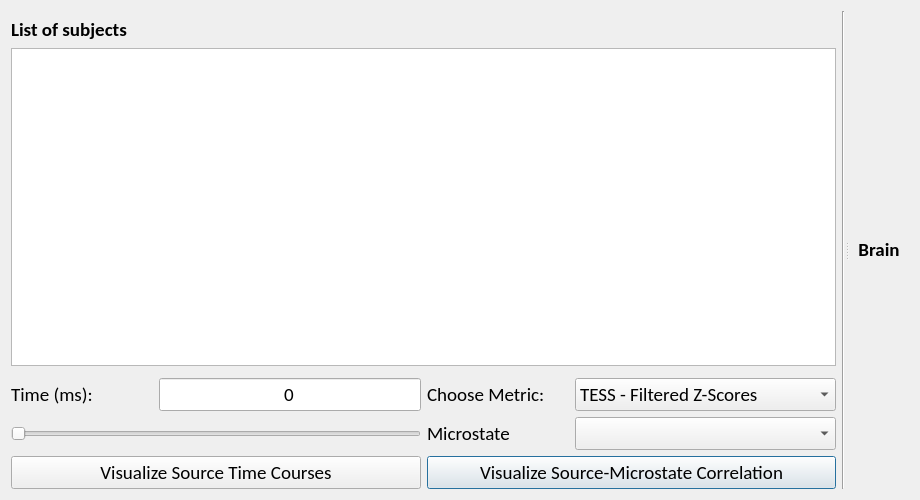
First picture: the form in EEG_COMET/ui/SourceVisualizationWindow.ui, repository eeg-comet/eeg-comet, before the edit.
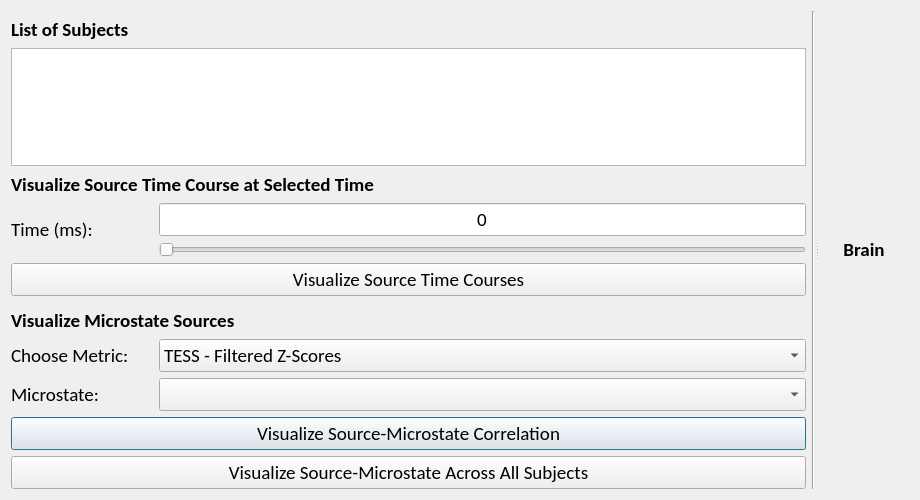
Second picture: the form after the edit.

Commit message: improved source localization

Diff of the .ui file:
```diff
--- a/EEG_COMET/ui/SourceVisualizationWindow.ui
+++ b/EEG_COMET/ui/SourceVisualizationWindow.ui
@@ -43,66 +43,134 @@
        </font>
       </property>
       <layout class="QGridLayout" name="gridLayout_3">
-       <item row="0" column="1" rowspan="5">
-        <widget class="Line" name="line">
-         <property name="font">
-          <font>
-           <pointsize>14</pointsize>
-          </font>
-         </property>
-         <property name="orientation">
-          <enum>Qt::Vertical</enum>
-         </property>
-        </widget>
-       </item>
-       <item row="2" column="0">
-        <widget class="QListWidget" name="subjects_list">
-         <property name="sizePolicy">
-          <sizepolicy hsizetype="MinimumExpanding" vsizetype="Expanding">
-           <horstretch>0</horstretch>
-           <verstretch>0</verstretch>
-          </sizepolicy>
-         </property>
-         <property name="font">
-          <font>
-           <pointsize>14</pointsize>
-           <italic>true</italic>
-          </font>
-         </property>
-         <property name="selectionMode">
-          <enum>QAbstractItemView::MultiSelection</enum>
-         </property>
-        </widget>
-       </item>
-       <item row="1" column="0">
-        <widget class="QLabel" name="label_2">
-         <property name="font">
-          <font>
-           <weight>75</weight>
-           <bold>true</bold>
-          </font>
-         </property>
-         <property name="text">
-          <string>List of subjects</string>
-         </property>
-        </widget>
-       </item>
-       <item row="4" column="0">
+       <item row="3" column="0">
         <layout class="QGridLayout" name="gridLayout_2">
-         <item row="1" column="2">
-          <widget class="QLabel" name="microstate_label">
+         <item row="4" column="0" colspan="2">
+          <widget class="Line" name="line_2">
            <property name="sizePolicy">
+            <sizepolicy hsizetype="Preferred" vsizetype="Preferred">
+             <horstretch>0</horstretch>
+             <verstretch>0</verstretch>
+            </sizepolicy>
+           </property>
+           <property name="orientation">
+            <enum>Qt::Horizontal</enum>
+           </property>
+          </widget>
+         </item>
+         <item row="8" column="0" colspan="2">
+          <widget class="QPushButton" name="show_microstate_sources_button">
+           <property name="sizePolicy">
             <sizepolicy hsizetype="Preferred" vsizetype="Maximum">
              <horstretch>0</horstretch>
              <verstretch>0</verstretch>
             </sizepolicy>
            </property>
+           <property name="font">
+            <font>
+             <pointsize>14</pointsize>
+            </font>
+           </property>
            <property name="text">
-            <string>Microstate</string>
+            <string>Visualize Source-Microstate Correlation</string>
            </property>
           </widget>
          </item>
-         <item row="1" column="3">
+         <item row="0" column="0" colspan="2">
+          <widget class="QLabel" name="stc_label">
+           <property name="font">
+            <font>
+             <weight>75</weight>
+             <bold>true</bold>
+            </font>
+           </property>
+           <property name="text">
+            <string>Visualize Source Time Course at Selected Time</string>
+           </property>
+          </widget>
+         </item>
+         <item row="9" column="0" colspan="2">
+          <widget class="QPushButton" name="show_all_microstate_sources_button">
+           <property name="sizePolicy">
+            <sizepolicy hsizetype="Preferred" vsizetype="Maximum">
+             <horstretch>0</horstretch>
+             <verstretch>0</verstretch>
+            </sizepolicy>
+           </property>
+           <property name="font">
+            <font>
+             <pointsize>14</pointsize>
+            </font>
+           </property>
+           <property name="text">
+            <string>Visualize Source-Microstate Across All Subjects</string>
+           </property>
+          </widget>
+         </item>
+         <item row="3" column="0" colspan="2">
+          <widget class="QPushButton" name="show_stc_button">
+           <property name="sizePolicy">
+            <sizepolicy hsizetype="Preferred" vsizetype="Maximum">
+             <horstretch>0</horstretch>
+             <verstretch>0</verstretch>
+            </sizepolicy>
+           </property>
+           <property name="font">
+            <font>
+             <pointsize>14</pointsize>
+            </font>
+           </property>
+           <property name="text">
+            <string>Visualize Source Time Courses</string>
+           </property>
+          </widget>
+         </item>
+         <item row="2" column="1">
+          <widget class="QSlider" name="stc_time_slider">
+           <property name="sizePolicy">
+            <sizepolicy hsizetype="Preferred" vsizetype="Preferred">
+             <horstretch>0</horstretch>
+             <verstretch>0</verstretch>
+            </sizepolicy>
+           </property>
+           <property name="orientation">
+            <enum>Qt::Horizontal</enum>
+           </property>
+          </widget>
+         </item>
+         <item row="1" column="0" rowspan="2">
+          <widget class="QLabel" name="stc_time_label">
+           <property name="sizePolicy">
+            <sizepolicy hsizetype="Preferred" vsizetype="Maximum">
+             <horstretch>0</horstretch>
+             <verstretch>0</verstretch>
+            </sizepolicy>
+           </property>
+           <property name="maximumSize">
+            <size>
+             <width>142</width>
+             <height>16777215</height>
+            </size>
+           </property>
+           <property name="text">
+            <string>Time (ms):</string>
+           </property>
+          </widget>
+         </item>
+         <item row="5" column="0" colspan="2">
+          <widget class="QLabel" name="microstate_sources_label">
+           <property name="font">
+            <font>
+             <weight>75</weight>
+             <bold>true</bold>
+            </font>
+           </property>
+           <property name="text">
+            <string>Visualize Microstate Sources</string>
+           </property>
+          </widget>
+         </item>
+         <item row="7" column="1">
           <widget class="QComboBox" name="microstate_combobox">
            <property name="sizePolicy">
             <sizepolicy hsizetype="Preferred" vsizetype="Maximum">
@@ -112,7 +180,20 @@
            </property>
           </widget>
          </item>
-         <item row="0" column="3">
+         <item row="7" column="0">
+          <widget class="QLabel" name="microstate_label">
+           <property name="sizePolicy">
+            <sizepolicy hsizetype="Preferred" vsizetype="Maximum">
+             <horstretch>0</horstretch>
+             <verstretch>0</verstretch>
+            </sizepolicy>
+           </property>
+           <property name="text">
+            <string>Microstate:</string>
+           </property>
+          </widget>
+         </item>
+         <item row="6" column="1">
           <widget class="QComboBox" name="microstates_list_combobox">
            <property name="sizePolicy">
             <sizepolicy hsizetype="Preferred" vsizetype="Maximum">
@@ -147,7 +228,7 @@
            </item>
           </widget>
          </item>
-         <item row="0" column="2">
+         <item row="6" column="0">
           <widget class="QLabel" name="metric_label">
            <property name="sizePolicy">
             <sizepolicy hsizetype="Preferred" vsizetype="Maximum">
@@ -166,44 +247,7 @@
            </property>
           </widget>
          </item>
-         <item row="0" column="0">
-          <widget class="QLabel" name="stc_time_label">
-           <property name="sizePolicy">
-            <sizepolicy hsizetype="Preferred" vsizetype="Maximum">
-             <horstretch>0</horstretch>
-             <verstretch>0</verstretch>
-            </sizepolicy>
-           </property>
-           <property name="maximumSize">
-            <size>
-             <width>142</width>
-             <height>16777215</height>
-            </size>
-           </property>
-           <property name="text">
-            <string>Time (ms):</string>
-           </property>
-          </widget>
-         </item>
-         <item row="2" column="2" colspan="2">
-          <widget class="QPushButton" name="show_microstate_sources_button">
-           <property name="sizePolicy">
-            <sizepolicy hsizetype="Preferred" vsizetype="Maximum">
-             <horstretch>0</horstretch>
-             <verstretch>0</verstretch>
-            </sizepolicy>
-           </property>
-           <property name="font">
-            <font>
-             <pointsize>14</pointsize>
-            </font>
-           </property>
-           <property name="text">
-            <string>Visualize Source-Microstate Correlation</string>
-           </property>
-          </widget>
-         </item>
-         <item row="0" column="1">
+         <item row="1" column="1">
           <widget class="QLineEdit" name="stc_time_input">
            <property name="sizePolicy">
             <sizepolicy hsizetype="Preferred" vsizetype="Maximum">
@@ -222,39 +266,52 @@
            </property>
           </widget>
          </item>
-         <item row="1" column="0" colspan="2">
-          <widget class="QSlider" name="stc_time_slider">
-           <property name="sizePolicy">
-            <sizepolicy hsizetype="Preferred" vsizetype="Preferred">
-             <horstretch>0</horstretch>
-             <verstretch>0</verstretch>
-            </sizepolicy>
-           </property>
-           <property name="orientation">
-            <enum>Qt::Horizontal</enum>
-           </property>
-          </widget>
-         </item>
-         <item row="2" column="0" colspan="2">
-          <widget class="QPushButton" name="show_stc_button">
-           <property name="sizePolicy">
-            <sizepolicy hsizetype="Preferred" vsizetype="Maximum">
-             <horstretch>0</horstretch>
-             <verstretch>0</verstretch>
-            </sizepolicy>
-           </property>
-           <property name="font">
-            <font>
-             <pointsize>14</pointsize>
-            </font>
-           </property>
-           <property name="text">
-            <string>Visualize Source Time Courses</string>
-           </property>
-          </widget>
-         </item>
         </layout>
        </item>
+       <item row="2" column="0">
+        <widget class="QListWidget" name="subjects_list">
+         <property name="sizePolicy">
+          <sizepolicy hsizetype="MinimumExpanding" vsizetype="Expanding">
+           <horstretch>0</horstretch>
+           <verstretch>0</verstretch>
+          </sizepolicy>
+         </property>
+         <property name="font">
+          <font>
+           <pointsize>14</pointsize>
+           <italic>true</italic>
+          </font>
+         </property>
+         <property name="selectionMode">
+          <enum>QAbstractItemView::MultiSelection</enum>
+         </property>
+        </widget>
+       </item>
+       <item row="0" column="1" rowspan="4">
+        <widget class="Line" name="line">
+         <property name="font">
+          <font>
+           <pointsize>14</pointsize>
+          </font>
+         </property>
+         <property name="orientation">
+          <enum>Qt::Vertical</enum>
+         </property>
+        </widget>
+       </item>
+       <item row="1" column="0">
+        <widget class="QLabel" name="label_2">
+         <property name="font">
+          <font>
+           <weight>75</weight>
+           <bold>true</bold>
+          </font>
+         </property>
+         <property name="text">
+          <string>List of Subjects</string>
+         </property>
+        </widget>
+       </item>
       </layout>
      </widget>
      <widget class="QWidget" name="verticalLayoutWidget">
```
The commit also changes 6 other files.
